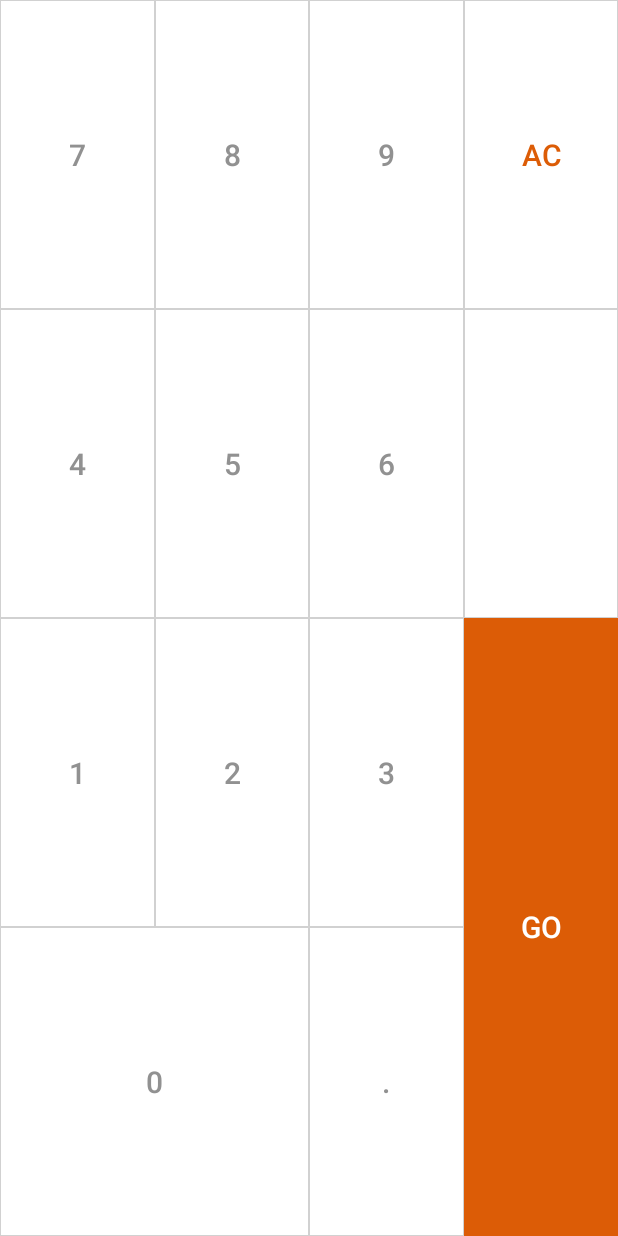
After one commit to kashu1209/BMI-calc, an Android app: the layout keypad.xml on its own in the app's theme, with its tools: preview values and no code run, on a phone screen of 412 x 824 dp. The commit adds this screen. Run offline under Robolectric (Android 15) with nearby library versions, the phone set to English and light mode, and no system bars.

Commit message:
keypad created

```diff
--- /dev/null
+++ b/app/src/main/res/drawable/button.xml
@@ -0,0 +1,21 @@
+<?xml version="1.0" encoding="utf-8"?>
+<shape xmlns:android="http://schemas.android.com/apk/res/android" android:shape="rectangle" >
+    <corners
+        android:topLeftRadius="0dp"
+        android:topRightRadius="0dp"
+        android:bottomLeftRadius="0dp"
+        android:bottomRightRadius="0dp"
+        />
+    <solid
+        android:color="#ffffff"
+        />
+    <size
+        android:width="270dp"
+        android:height="60dp"
+        />
+    <stroke
+        android:width="0.2dp"
+        android:color="#d1d1d1"
+        />
+
+</shape>
--- /dev/null
+++ b/app/src/main/res/drawable/layout.xml
@@ -0,0 +1,4 @@
+<?xml version="1.0" encoding="UTF-8"?>
+<shape xmlns:android="http://schemas.android.com/apk/res/android">
+    <stroke android:width="0.6dp" android:color="#808080" />
+</shape>
--- a/app/src/main/res/layout/activity_main.xml
+++ b/app/src/main/res/layout/activity_main.xml
@@ -7,12 +7,28 @@
     tools:context=".MainActivity">
 
     <TextView
+        android:id="@+id/MainHeading"
         android:layout_width="wrap_content"
         android:layout_height="wrap_content"
-        android:text="Hello World!"
-        app:layout_constraintBottom_toBottomOf="parent"
-        app:layout_constraintLeft_toLeftOf="parent"
-        app:layout_constraintRight_toRightOf="parent"
+        android:layout_marginStart="8dp"
+        android:layout_marginTop="8dp"
+        android:layout_marginEnd="8dp"
+        android:text="@string/app_name"
+        android:gravity="center"
+        android:textSize="20sp"
+        app:layout_constraintEnd_toEndOf="parent"
+        app:layout_constraintStart_toStartOf="parent"
         app:layout_constraintTop_toTopOf="parent" />
 
+    <View
+        android:id="@+id/linebreak"
+        android:layout_width="match_parent"
+        android:layout_height="2dp"
+        android:layout_marginTop="8dp"
+        android:background="#c0c0c0"
+        app:layout_constraintTop_toBottomOf="@+id/MainHeading"
+        tools:layout_editor_absoluteX="0dp" />
+
+
+
 </androidx.constraintlayout.widget.ConstraintLayout>
--- /dev/null
+++ b/app/src/main/res/layout/keypad.xml
@@ -0,0 +1,278 @@
+<?xml version="1.0" encoding="utf-8"?>
+<androidx.constraintlayout.widget.ConstraintLayout xmlns:android="http://schemas.android.com/apk/res/android"
+    xmlns:app="http://schemas.android.com/apk/res-auto"
+    android:orientation="vertical"
+    android:layout_width="match_parent"
+    android:layout_height="match_parent">
+
+
+    <androidx.constraintlayout.widget.Guideline
+        android:layout_width="1dp"
+        android:layout_height="match_parent"
+        android:orientation="vertical"
+        android:id="@+id/vertical1"
+        app:layout_constraintGuide_percent=".00" />
+    <androidx.constraintlayout.widget.Guideline
+        android:layout_width="1dp"
+        android:layout_height="match_parent"
+        android:id="@+id/vertical2"
+        android:orientation="vertical"
+        app:layout_constraintGuide_percent=".25" />
+    <androidx.constraintlayout.widget.Guideline
+        android:layout_width="1dp"
+        android:layout_height="match_parent"
+        android:id="@+id/vertical3"
+        android:orientation="vertical"
+        app:layout_constraintGuide_percent=".50" />
+    <androidx.constraintlayout.widget.Guideline
+        android:layout_width="1dp"
+        android:id="@+id/vertical4"
+        android:layout_height="match_parent"
+        android:orientation="vertical"
+        app:layout_constraintGuide_percent=".75" />
+    <androidx.constraintlayout.widget.Guideline
+        android:layout_width="1dp"
+        android:id="@+id/vertical5"
+        android:layout_height="match_parent"
+        android:orientation="vertical"
+        app:layout_constraintGuide_percent="1.00" />
+
+    <androidx.constraintlayout.widget.Guideline
+        android:layout_width="1dp"
+        android:layout_height="match_parent"
+        android:orientation="horizontal"
+        android:id="@+id/horizontal2"
+        app:layout_constraintGuide_percent="0.25" />
+
+    <androidx.constraintlayout.widget.Guideline
+        android:layout_width="1dp"
+        android:layout_height="match_parent"
+        android:id="@+id/horizontal1"
+        android:orientation="horizontal"
+        app:layout_constraintGuide_percent=".00" />
+
+    <androidx.constraintlayout.widget.Guideline
+        android:layout_width="1dp"
+        android:layout_height="match_parent"
+        android:id="@+id/horizontal3"
+        android:orientation="horizontal"
+        app:layout_constraintGuide_percent=".50" />
+    <androidx.constraintlayout.widget.Guideline
+        android:layout_width="1dp"
+        android:layout_height="match_parent"
+        android:orientation="horizontal"
+        android:id="@+id/horizontal4"
+        app:layout_constraintGuide_percent=".75" />
+
+    <androidx.constraintlayout.widget.Guideline
+        android:layout_width="1dp"
+        android:layout_height="match_parent"
+        android:orientation="horizontal"
+        android:id="@+id/horizontal5"
+        app:layout_constraintGuide_percent="1.00"
+        android:textColor="#919191"
+        />
+
+
+    <Button
+        android:id="@+id/button7"
+        android:layout_width="0dp"
+        android:layout_height="0dp"
+        android:background="@drawable/button"
+        android:text="@string/seven"
+        android:textColor="#919191"
+        android:textSize="20dp"
+        app:layout_constraintBottom_toBottomOf="@id/horizontal2"
+        app:layout_constraintLeft_toLeftOf="@id/vertical1"
+        app:layout_constraintRight_toRightOf="@id/vertical2"
+
+        app:layout_constraintTop_toTopOf="@id/horizontal1" />
+    <Button
+        android:id="@+id/button4"
+        android:layout_width="0dp"
+        android:layout_height="0dp"
+        android:text="@string/four"
+        app:layout_constraintTop_toTopOf="@id/horizontal2"
+        app:layout_constraintBottom_toBottomOf="@id/horizontal3"
+        app:layout_constraintRight_toRightOf="@id/vertical2"
+        app:layout_constraintLeft_toLeftOf="@id/vertical1"
+        android:background="@drawable/button"
+        android:textColor="#919191"
+        android:textSize="20dp"
+
+        />
+    <Button
+        android:id="@+id/button1"
+        android:layout_width="0dp"
+        android:layout_height="0dp"
+        android:text="@string/one"
+        app:layout_constraintTop_toTopOf="@id/horizontal3"
+        app:layout_constraintBottom_toBottomOf="@id/horizontal4"
+        app:layout_constraintRight_toRightOf="@id/vertical2"
+        app:layout_constraintLeft_toLeftOf="@id/vertical1"
+        android:background="@drawable/button"
+        android:textColor="#919191"
+        android:textSize="20dp"
+        />
+
+    <Button
+        android:id="@+id/button8"
+        android:layout_width="0dp"
+        android:layout_height="0dp"
+        android:background="@drawable/button"
+        android:text="@string/eight"
+        android:textColor="#919191"
+        android:textSize="20dp"
+        app:layout_constraintBottom_toBottomOf="@id/horizontal2"
+        app:layout_constraintLeft_toLeftOf="@id/vertical2"
+        app:layout_constraintRight_toRightOf="@id/vertical3"
+
+        app:layout_constraintTop_toTopOf="@id/horizontal1" />
+    <Button
+        android:id="@+id/button5"
+        android:layout_width="0dp"
+        android:layout_height="0dp"
+        android:text="@string/five"
+        app:layout_constraintTop_toTopOf="@id/horizontal2"
+        app:layout_constraintBottom_toBottomOf="@id/horizontal3"
+        app:layout_constraintRight_toRightOf="@id/vertical3"
+        app:layout_constraintLeft_toLeftOf="@id/vertical2"
+        android:background="@drawable/button"
+        android:textColor="#919191"
+        android:textSize="20dp"
+
+        />
+    <Button
+        android:id="@+id/button2"
+        android:layout_width="0dp"
+        android:layout_height="0dp"
+        android:text="@string/two"
+        app:layout_constraintTop_toTopOf="@id/horizontal3"
+        app:layout_constraintBottom_toBottomOf="@id/horizontal4"
+        app:layout_constraintRight_toRightOf="@id/vertical3"
+        app:layout_constraintLeft_toLeftOf="@id/vertical2"
+        android:background="@drawable/button"
+        android:textColor="#919191"
+        android:textSize="20dp"
+
+        />
+
+    <Button
+        android:id="@+id/button9"
+        android:layout_width="0dp"
+        android:layout_height="0dp"
+        android:background="@drawable/button"
+        android:text="@string/nine"
+        android:textColor="#919191"
+        android:textSize="20dp"
+        app:layout_constraintBottom_toBottomOf="@id/horizontal2"
+        app:layout_constraintHorizontal_bias="0.0"
+        app:layout_constraintLeft_toLeftOf="@id/vertical3"
+        app:layout_constraintRight_toRightOf="@id/vertical4"
+        app:layout_constraintTop_toTopOf="@id/horizontal1"
+        app:layout_constraintVertical_bias="0.0" />
+    <Button
+        android:id="@+id/button6"
+        android:layout_width="0dp"
+        android:layout_height="0dp"
+        android:text="@string/six"
+        android:textSize="20dp"
+
+        app:layout_constraintTop_toTopOf="@id/horizontal2"
+        app:layout_constraintBottom_toBottomOf="@id/horizontal3"
+        app:layout_constraintRight_toRightOf="@id/vertical4"
+        app:layout_constraintLeft_toLeftOf="@id/vertical3"
+        android:background="@drawable/button"
+        android:textColor="#919191"
+        />
+    <Button
+        android:id="@+id/button3"
+        android:layout_width="0dp"
+        android:layout_height="0dp"
+        android:text="@string/three"
+        app:layout_constraintTop_toTopOf="@id/horizontal3"
+        app:layout_constraintBottom_toBottomOf="@id/horizontal4"
+        app:layout_constraintRight_toRightOf="@id/vertical4"
+        app:layout_constraintLeft_toLeftOf="@id/vertical3"
+        android:textColor="#919191"
+        android:textSize="20dp"
+
+
+        android:background="@drawable/button"/>
+    <Button
+        android:id="@+id/button0"
+        android:layout_width="0dp"
+        android:layout_height="0dp"
+        android:text="@string/zero"
+        app:layout_constraintTop_toTopOf="@id/horizontal4"
+        app:layout_constraintBottom_toBottomOf="@id/horizontal5"
+        app:layout_constraintRight_toRightOf="@id/vertical3"
+        app:layout_constraintLeft_toLeftOf="@id/vertical1"
+        android:background="@drawable/button"
+        android:textColor="#919191"
+        android:textSize="20dp"
+
+
+        />
+    <Button
+        android:id="@+id/buttondot"
+        android:layout_width="0dp"
+        android:layout_height="0dp"
+        android:text="@string/decimal"
+        android:textColor="#919191"
+
+        app:layout_constraintTop_toTopOf="@id/horizontal4"
+        app:layout_constraintBottom_toBottomOf="@id/horizontal5"
+        app:layout_constraintRight_toRightOf="@id/vertical4"
+        app:layout_constraintLeft_toLeftOf="@id/vertical3"
+        android:background="@drawable/button"
+        android:textSize="20dp"
+        />
+    <Button
+        android:id="@+id/buttonAC"
+        android:layout_width="0dp"
+        android:layout_height="0dp"
+        android:text="@string/reset"
+        android:textColor="#dc5c06"
+        app:layout_constraintTop_toTopOf="@id/horizontal1"
+        app:layout_constraintBottom_toBottomOf="@id/horizontal2"
+        app:layout_constraintRight_toRightOf="@id/vertical5"
+        app:layout_constraintLeft_toLeftOf="@id/vertical4"
+        android:background="@drawable/button"
+        android:textSize="20dp"
+        />
+
+    <Button
+        android:id="@+id/buttonDEL"
+        android:layout_width="0dp"
+        android:layout_height="0dp"
+        android:background="@drawable/button"
+        android:text=""
+        android:textColor="#919191"
+        android:textSize="20dp"
+
+        app:layout_constraintBottom_toBottomOf="@id/horizontal3"
+        app:layout_constraintHorizontal_bias="0.0"
+
+        app:layout_constraintLeft_toLeftOf="@id/vertical4"
+        app:layout_constraintRight_toRightOf="@id/vertical5"
+
+        app:layout_constraintTop_toTopOf="@id/horizontal2"
+        app:layout_constraintVertical_bias="1.0" />
+    <Button
+        android:id="@+id/buttonGO"
+        android:layout_width="0dp"
+        android:layout_height="0dp"
+        android:text="@string/result"
+        app:layout_constraintTop_toTopOf="@id/horizontal3"
+        app:layout_constraintBottom_toBottomOf="@id/horizontal5"
+        app:layout_constraintRight_toRightOf="@id/vertical5"
+        app:layout_constraintLeft_toLeftOf="@id/vertical4"
+        android:background="#dc5c06"
+        android:textColor="#ffffff"
+        android:textSize="20dp"
+
+        />
+
+
+</androidx.constraintlayout.widget.ConstraintLayout>
--- /dev/null
+++ b/app/src/main/res/values-land/dimens.xml
@@ -0,0 +1,12 @@
+<?xml version="1.0" encoding="utf-8"?>
+<resources>
+    <dimen name="normal_text_size">10sp</dimen>
+    <dimen name="result_layout_width">300dp</dimen>
+    <dimen name="result_layout_height">300dp</dimen>
+    <dimen name="second_start_margin">65dp</dimen>
+    <dimen name="third_start_margin">70dp</dimen>
+    <dimen name="fourth_start_margin">260dp</dimen>
+    <dimen name="cross_padding_left">25sp</dimen>
+    <dimen name="underweight_left_padding">30dp</dimen>
+    <dimen name="normal_left_padding">30dp</dimen>
+</resources>
--- a/app/src/main/res/values/colors.xml
+++ b/app/src/main/res/values/colors.xml
@@ -3,4 +3,5 @@
     <color name="colorPrimary">#008577</color>
     <color name="colorPrimaryDark">#00574B</color>
     <color name="colorAccent">#D81B60</color>
+    <color name="orange">#FFA500</color>
 </resources>
--- /dev/null
+++ b/app/src/main/res/values/dimens.xml
@@ -0,0 +1,13 @@
+<?xml version="1.0" encoding="utf-8"?>
+<resources>
+    <dimen name="underweight_text_size">10sp</dimen>
+    <dimen name="normal_text_size">12sp</dimen>
+    <dimen name="result_layout_width">325dp</dimen>
+    <dimen name="result_layout_height">325dp</dimen>
+    <dimen name="second_start_margin">70dp</dimen>
+    <dimen name="third_start_margin">80dp</dimen>
+    <dimen name="fourth_start_margin">280dp</dimen>
+    <dimen name="cross_padding_left">30sp</dimen>
+    <dimen name="underweight_left_padding">45dp</dimen>
+    <dimen name="normal_left_padding">45dp</dimen>
+</resources>
--- a/app/src/main/res/values/strings.xml
+++ b/app/src/main/res/values/strings.xml
@@ -1,3 +1,28 @@
 <resources>
     <string name="app_name">BMI calc</string>
+
+    <string name="zero">0</string>
+    <string name="one">1</string>
+    <string name="two">2</string>
+    <string name="three">3</string>
+    <string name="four">4</string>
+    <string name="five">5</string>
+    <string name="six">6</string>
+    <string name="seven">7</string>
+    <string name="eight">8</string>
+    <string name="nine">9</string>
+    <string name="result">GO</string>
+    <string name="reset">AC</string>
+    <string name="decimal">.</string>
+    <string name="bmi">BMI</string>
+    <string name="over_weight">Overweight</string>
+    <string name="information">Information</string>
+    <string name="underweight">Underweight</string>
+    <string name="normal">Normal</string>
+    <string name="_16_0">16.0</string>
+    <string name="_25_0">25.0</string>
+    <string name="_18_5">18.5</string>
+    <string name="_40_0">40.0</string>
+
+
 </resources>
```
